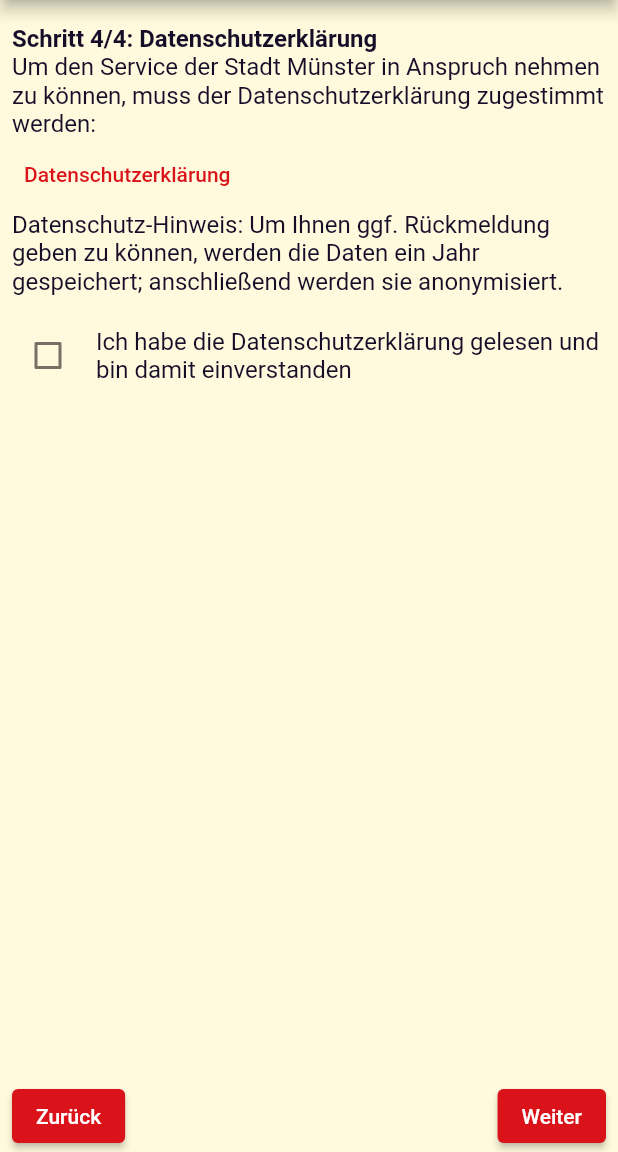
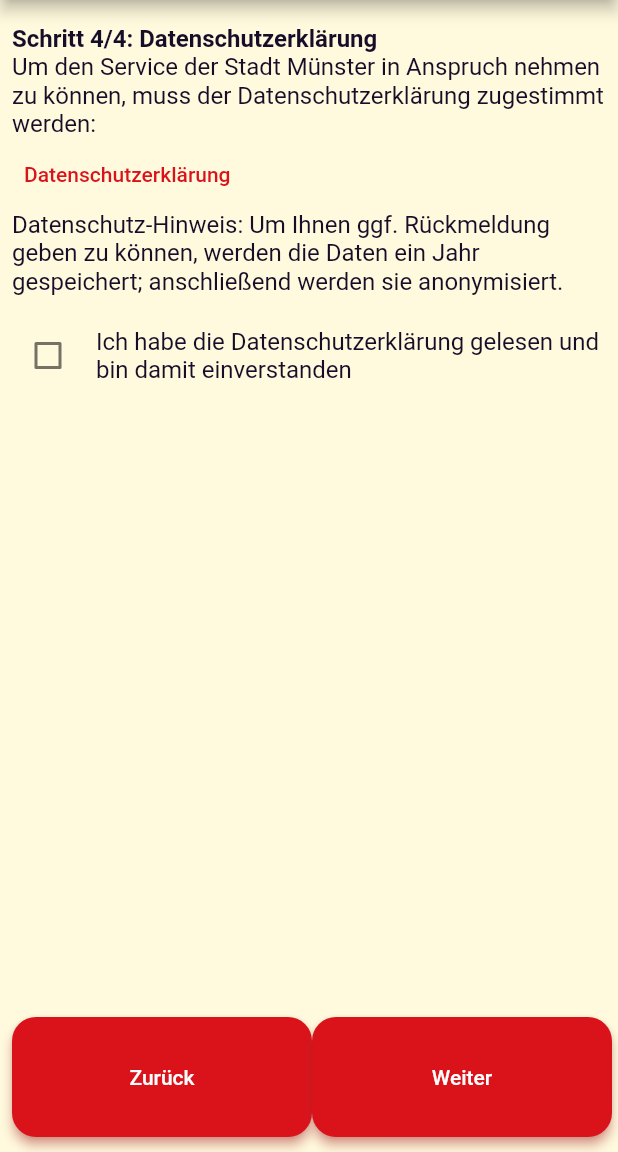
Before and after one commit to Fix-MS/app, a Flutter app: the IssueFormScreen screen opened by its route, swiped to page 4, on a phone screen of 412 x 824 dp, the part 84-1236 px from its top. Run offline on Flutter 3.47's test engine with Material 2 defaults, Android fonts, the phone set to English and light mode, and no system bars; our stand-ins replace file_picker, flutter_html, flutter_map, get_it, latlong2, location and 1 more; missing offline and left inert: flutter_map_location_marker; accounts and stored records are empty.

Commit message:
buttons in form

```diff
--- a/lib/presentation/screens/issue_form_screen.dart
+++ b/lib/presentation/screens/issue_form_screen.dart
@@ -81,7 +81,7 @@ class IssueFormScreenState extends State<IssueFormScreen> {
             Align(
               alignment: Alignment.bottomCenter,
               child: Padding(
-                padding: const EdgeInsets.symmetric(horizontal: 8),
+                padding: const EdgeInsets.fromLTRB(8, 0, 8, 10),
                 child: Row(
                   children: [
                     ElevatedButton(
@@ -93,6 +93,12 @@ class IssueFormScreenState extends State<IssueFormScreen> {
                               );
                             }
                           : null,
+                      style: ElevatedButton.styleFrom(
+                        shadowColor: Colors.redAccent,
+                        elevation: 3,
+                        shape: RoundedRectangleBorder(borderRadius: BorderRadius.circular(16.0)),
+                        minimumSize: Size(200, 80), //////// HERE
+                      ),
                       child: const Text(
                         'Zurück',
                       ),
@@ -110,6 +116,14 @@ class IssueFormScreenState extends State<IssueFormScreen> {
                                 );
                               }
                             : null,
+                        style: ElevatedButton.styleFrom(
+                          shadowColor: Colors.redAccent,
+                          elevation: 3,
+
+                          shape: RoundedRectangleBorder(
+                              borderRadius: BorderRadius.circular(16.0)),
+                          minimumSize: Size(200, 80), //////// HERE
+                        ),
                         child: const Text(
                           'Weiter',
                         ),
@@ -128,6 +142,14 @@ class IssueFormScreenState extends State<IssueFormScreen> {
                                 }
                               }
                             : null,
+                        style: ElevatedButton.styleFrom(
+                          shadowColor: Colors.redAccent,
+                          elevation: 3,
+
+                          shape: RoundedRectangleBorder(
+                              borderRadius: BorderRadius.circular(16.0)),
+                          minimumSize: Size(200, 80), //////// HERE
+                        ),
                         child: const Text(
                           'Weiter',
                         ),
--- a/lib/presentation/screens/live_location_page.dart
+++ b/lib/presentation/screens/live_location_page.dart
@@ -165,7 +165,8 @@ class _LiveLocationPageState extends State<LiveLocationPage> {
                         point: LatLng(51.952921, 7.638163),
                         width: 80,
                         height: 80,
-        Icons.location_on,
+                        builder: (context) => const Icon(
+                          Icons.location_on,
                           color: Colors.red,
                         ),
                       ),
```
